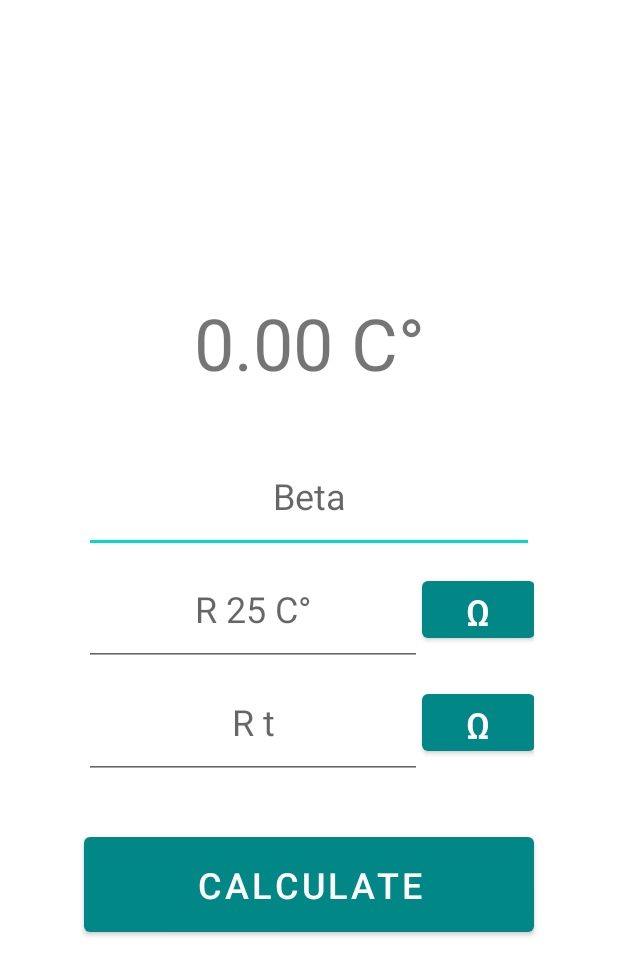
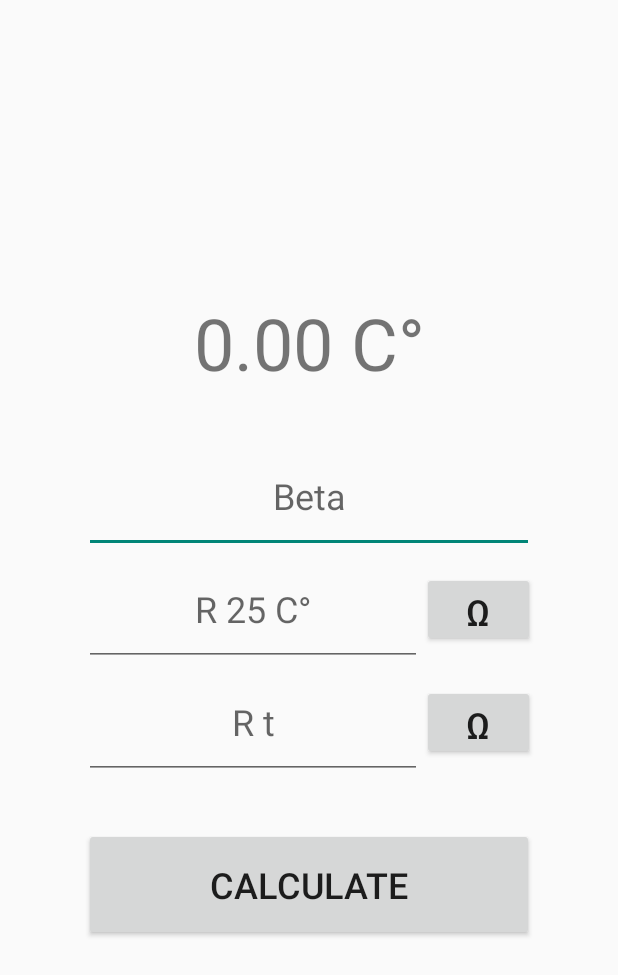
Before and after one commit to Escalt4/Thermistor-Temp-Calc, an Android app: the screen it shows after launch (MainActivity), on a phone screen of 412 x 824 dp. Shown: the top 975 px of the screen. Run offline under Robolectric (Android 15) with nearby library versions, the phone set to English and light mode, and no system bars.

Commit message:
update ui style

```diff
--- a/app/src/main/res/values-night/themes.xml
+++ b/app/src/main/res/values-night/themes.xml
@@ -1,16 +1,4 @@
 <resources xmlns:tools="http://schemas.android.com/tools">
-    <!-- Base application theme. -->
-    <style name="Theme.ThermistorTempCalc" parent="Theme.MaterialComponents.DayNight.DarkActionBar">
-        <!-- Primary brand color. -->
-        <item name="colorPrimary">@color/teal_200</item>
-        <item name="colorPrimaryVariant">@color/teal_700</item>
-        <item name="colorOnPrimary">@color/black</item>
-        <!-- Secondary brand color. -->
-        <item name="colorSecondary">@color/teal_200</item>
-        <item name="colorSecondaryVariant">@color/teal_200</item>
-        <item name="colorOnSecondary">@color/black</item>
-        <!-- Status bar color. -->
-        <item name="android:statusBarColor" tools:targetApi="l">?attr/colorPrimaryVariant</item>
-        <!-- Customize your theme here. -->
+    <style name="Theme.ThermistorTempCalc" parent="Theme.AppCompat.DayNight">
     </style>
 </resources>
--- a/app/src/main/res/values/themes.xml
+++ b/app/src/main/res/values/themes.xml
@@ -1,16 +1,4 @@
 <resources xmlns:tools="http://schemas.android.com/tools">
-    <!-- Base application theme. -->
-    <style name="Theme.ThermistorTempCalc" parent="Theme.MaterialComponents.DayNight.DarkActionBar">
-        <!-- Primary brand color. -->
-        <item name="colorPrimary">@color/teal_700</item>
-        <item name="colorPrimaryVariant">@color/teal_700</item>
-        <item name="colorOnPrimary">@color/white</item>
-        <!-- Secondary brand color. -->
-        <item name="colorSecondary">@color/teal_200</item>
-        <item name="colorSecondaryVariant">@color/teal_700</item>
-        <item name="colorOnSecondary">@color/black</item>
-        <!-- Status bar color. -->
-        <item name="android:statusBarColor" tools:targetApi="l">?attr/colorPrimaryVariant</item>
-        <!-- Customize your theme here. -->
+    <style name="Theme.ThermistorTempCalc" parent="Theme.AppCompat.DayNight">
     </style>
 </resources>
```
